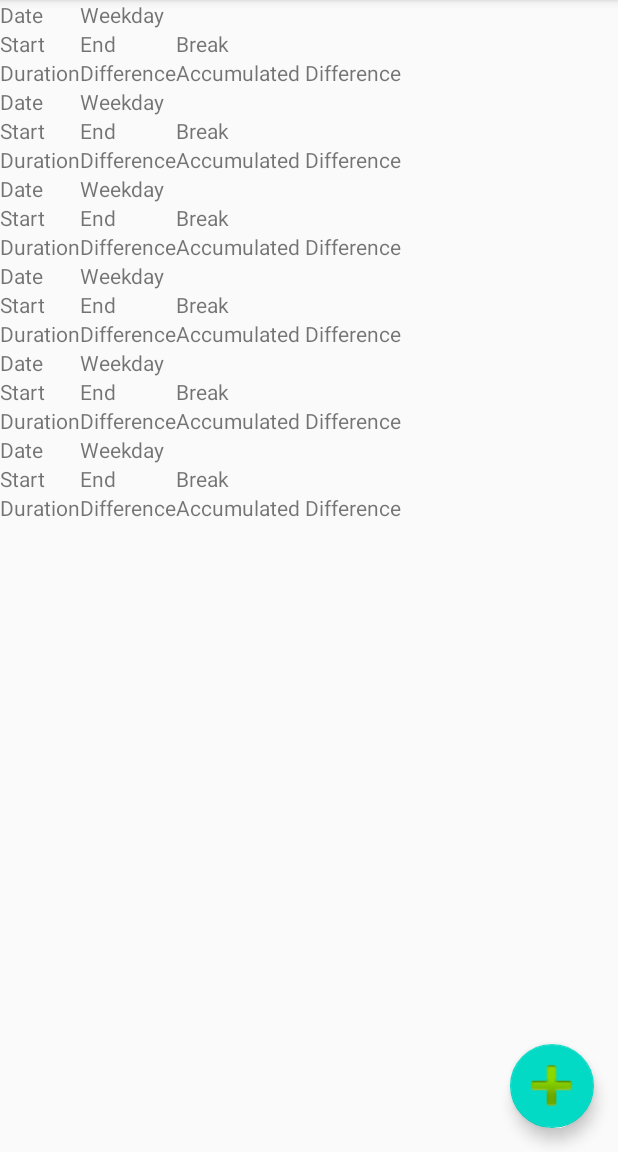
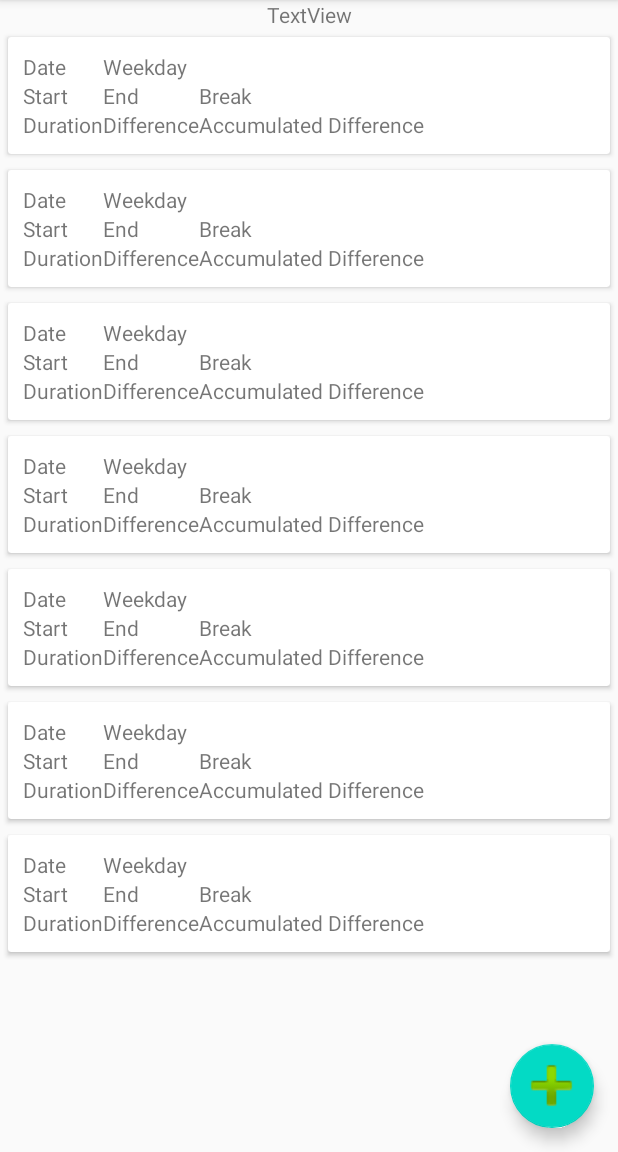
Before and after one commit to ede1998/WorkTracks, an Android app: the screen it shows after launch (MainActivity), on a phone screen of 412 x 824 dp, the part 84-1236 px from its top. Run offline under Robolectric (Android 15) with nearby library versions, the phone set to English and light mode, and no system bars; our stand-ins replace Room's generated code.

Commit message:
CHG: modify time table layout

```diff
--- a/app/src/main/java/me/erikhennig/worktracks/ui/TimeTableFragment.java
+++ b/app/src/main/java/me/erikhennig/worktracks/ui/TimeTableFragment.java
@@ -39,7 +39,7 @@ public class TimeTableFragment extends Fragment {
 
         view.<FloatingActionButton>findViewById(R.id.addOrEdit).setOnClickListener(this.buttonClick);
 
-        TextView date = view.findViewById(R.id.date);
+        //TextView date = view.findViewById(R.id.date);
         //workTimeViewModel.getWorkTimes(displayedWeek).observe(getViewLifecycleOwner(), x -> date.setText(x.get(0).getDate().toString()));
     }
 
--- a/app/src/main/res/layout/time_table_fragment.xml
+++ b/app/src/main/res/layout/time_table_fragment.xml
@@ -5,6 +5,90 @@
     android:layout_width="match_parent"
     android:layout_height="match_parent"
     tools:context=".ui.TimeTableFragment">
+
+    <LinearLayout
+        android:id="@+id/linearLayout"
+        android:layout_width="match_parent"
+        android:layout_height="0dp"
+        android:orientation="horizontal"
+        app:layout_constraintEnd_toEndOf="parent"
+        app:layout_constraintHorizontal_bias="0.5"
+        app:layout_constraintStart_toStartOf="parent"
+        app:layout_constraintTop_toTopOf="parent">
+
+        <TextView
+            android:id="@+id/textView"
+            android:layout_width="0dp"
+            android:layout_height="wrap_content"
+            android:layout_weight="10"
+            android:gravity="center"
+            android:text="TextView"
+            tools:text="@tools:sample/date/day_of_week" />
+    </LinearLayout>
+
+    <ScrollView
+        android:id="@+id/scrollView2"
+        android:layout_width="match_parent"
+        android:layout_height="0dp"
+        android:layout_marginBottom="8dp"
+        app:layout_constraintBottom_toBottomOf="parent"
+        app:layout_constraintEnd_toEndOf="parent"
+        app:layout_constraintTop_toBottomOf="@+id/linearLayout">
+
+        <LinearLayout
+            android:layout_width="match_parent"
+            android:layout_height="wrap_content"
+            android:orientation="vertical"
+            android:scrollbars="vertical"
+            app:layout_constraintBottom_toBottomOf="parent"
+            app:layout_constraintEnd_toEndOf="parent"
+            app:layout_constraintStart_toStartOf="parent"
+            app:layout_constraintTop_toTopOf="parent">
+
+            <include
+                android:id="@+id/weekday_1"
+                layout="@layout/week_day"
+                android:layout_width="match_parent"
+                android:layout_height="wrap_content" />
+
+            <include
+                android:id="@+id/weekday_2"
+                layout="@layout/week_day"
+                android:layout_width="match_parent"
+                android:layout_height="wrap_content" />
+
+            <include
+                android:id="@+id/weekday_3"
+                layout="@layout/week_day"
+                android:layout_width="match_parent"
+                android:layout_height="wrap_content" />
+
+            <include
+                android:id="@+id/weekday_4"
+                layout="@layout/week_day"
+                android:layout_width="match_parent"
+                android:layout_height="wrap_content" />
+
+            <include
+                android:id="@+id/weekday_5"
+                layout="@layout/week_day"
+                android:layout_width="match_parent"
+                android:layout_height="wrap_content" />
+
+            <include
+                android:id="@+id/weekday_6"
+                layout="@layout/week_day"
+                android:layout_width="match_parent"
+                android:layout_height="wrap_content" />
+
+            <include
+                android:id="@+id/weekday_7"
+                layout="@layout/week_day"
+                android:layout_width="match_parent"
+                android:layout_height="wrap_content" />
+
+        </LinearLayout>
+    </ScrollView>
 
     <com.google.android.material.floatingactionbutton.FloatingActionButton
         android:id="@+id/addOrEdit"
@@ -18,22 +102,4 @@
         app:maxImageSize="50dp"
         app:srcCompat="@android:drawable/ic_input_add" />
 
-    <TableLayout
-        android:layout_width="match_parent"
-        android:layout_height="match_parent">
-
-        <include layout="@layout/week_day" />
-
-        <include layout="@layout/week_day" />
-
-        <include layout="@layout/week_day" />
-
-        <include layout="@layout/week_day" />
-
-        <include layout="@layout/week_day" />
-
-        <include layout="@layout/week_day" />
-
-    </TableLayout>
-
 </androidx.constraintlayout.widget.ConstraintLayout>
--- a/app/src/main/res/layout/week_day.xml
+++ b/app/src/main/res/layout/week_day.xml
@@ -1,15 +1,23 @@
 <?xml version="1.0" encoding="utf-8"?>
-<androidx.constraintlayout.widget.ConstraintLayout xmlns:android="http://schemas.android.com/apk/res/android"
-    xmlns:app="http://schemas.android.com/apk/res-auto"
+<LinearLayout xmlns:android="http://schemas.android.com/apk/res/android"
+    xmlns:card_view="http://schemas.android.com/apk/res-auto"
+    xmlns:tools="http://schemas.android.com/tools"
+    android:layout_width="100sp"
+    android:layout_height="300dp">
+    <!-- A CardView that contains a TextView -->
+    <androidx.cardview.widget.CardView
+        android:id="@+id/card_view"
         android:layout_width="match_parent"
-    android:layout_height="match_parent">
+        android:layout_height="wrap_content"
+        android:layout_gravity="center"
+        android:layout_margin="5dp"
+        card_view:cardCornerRadius="2dp"
+        card_view:contentPadding="10dp">
 
         <TableLayout
             android:id="@+id/tableLayout"
             android:layout_width="wrap_content"
-        android:layout_height="wrap_content"
-        app:layout_constraintStart_toStartOf="parent"
-        app:layout_constraintTop_toTopOf="parent">
+            android:layout_height="wrap_content">
 
             <TableRow
                 android:layout_width="match_parent"
@@ -76,4 +84,6 @@
                     android:text="Accumulated Difference" />
             </TableRow>
         </TableLayout>
-</androidx.constraintlayout.widget.ConstraintLayout>
+
+    </androidx.cardview.widget.CardView>
+</LinearLayout>
```
Lines whose indentation alone changed are shown as unchanged.
